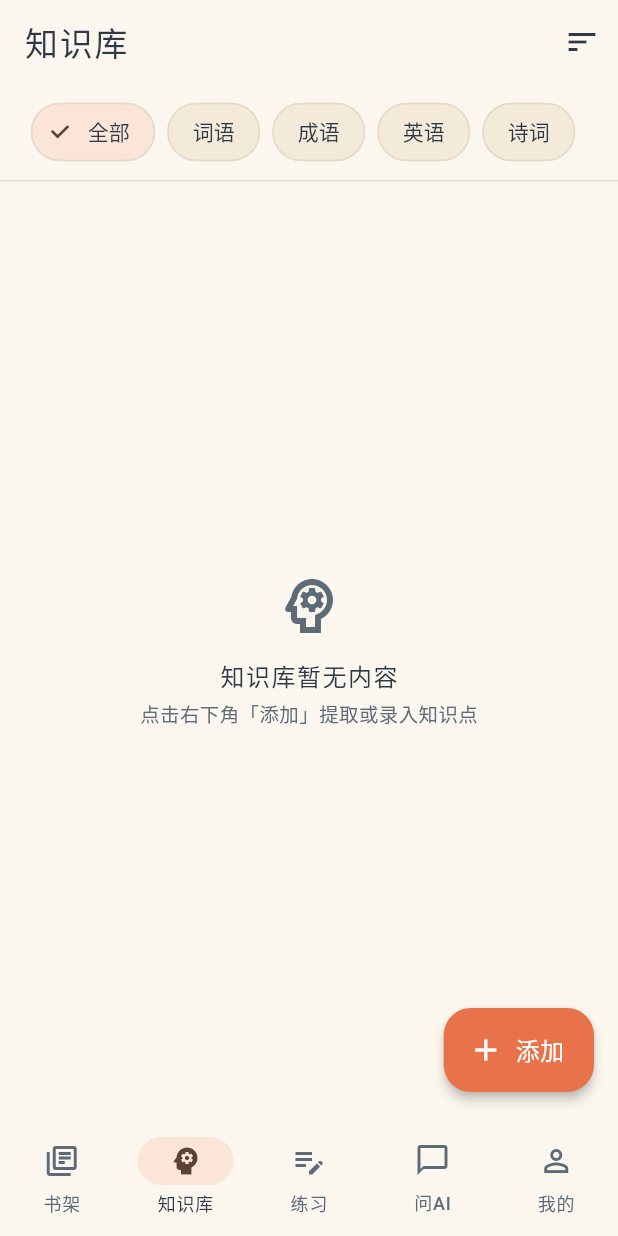
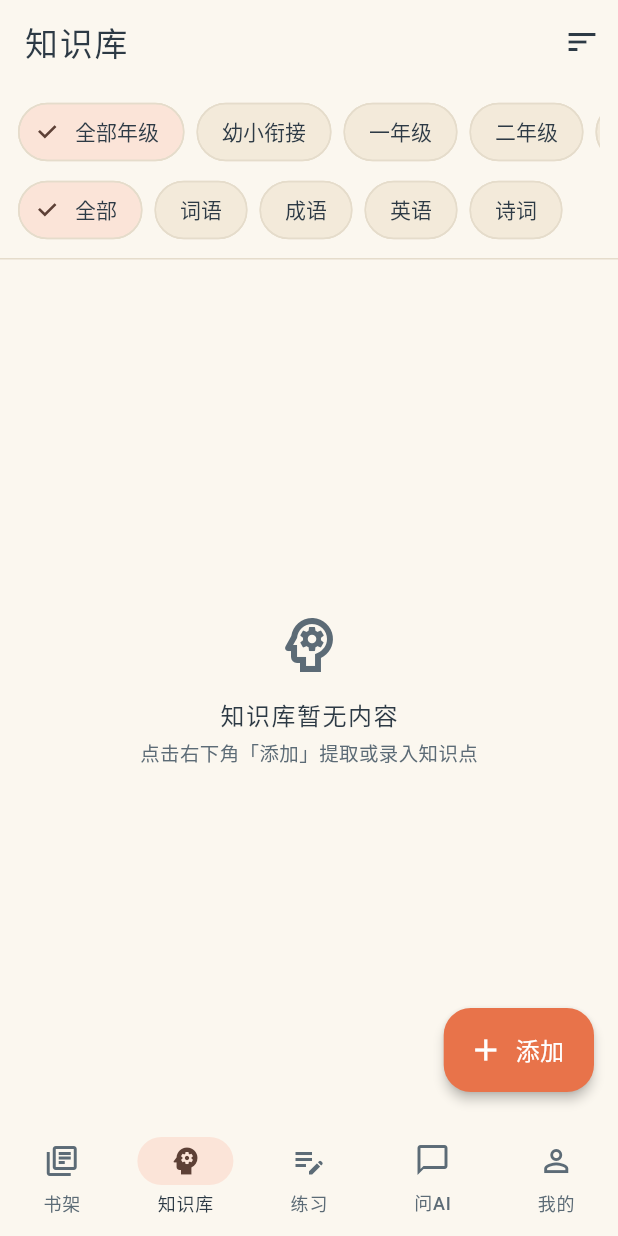
Before and after one commit to EasongChung/WiseMuse, a Flutter app: the screen it shows after launch, item 2 of the bottom bar chosen, on a phone screen of 412 x 824 dp. Run offline on Flutter 3.47's test engine with Material 3 defaults, Android fonts, the phone set to English and light mode, and no system bars; our stand-ins replace file_picker, flutter_markdown, package_info_plus, permission_handler, shared_preferences, sqflite and 1 more; missing offline and left inert: pinyin; accounts and stored records are empty; Roboto replaces fonts that are missing (ZCOOLKuaiLe).

Commit message:
feat(knowledge): 扩展内置知识库年级入口与一二年级核心知识点

```diff
--- a/lib/core/storage/seed_data.dart
+++ b/lib/core/storage/seed_data.dart
@@ -6,6 +6,7 @@ import '../models/sentence.dart';
 import 'book_dao.dart';
 import 'knowledge_point_dao.dart';
 import 'sentence_dao.dart';
+import 'seed_grade_data.dart';
 
 /// [v0.1.55] [v0.1.60] 幼小衔接与小学一/二年级基础知识库种子数据。
 class SeedData {
@@ -15,6 +16,41 @@ class SeedData {
 
   /// [v0.1.60] 内置书名：现有幼小衔接为其一个子集，预设一至六年级入口。
   static const String builtinBookTitle = '幼小知识点收集(内置)';
+
+  /// 内置书章节范围：5 个幼小衔接单元，以及一/二年级语数英入口。
+  static String chapterLabel(int chapter) {
+    if (chapter <= 5) {
+      return '幼小衔接 · ${_kindergartenChapterNames[chapter] ?? '基础知识'}';
+    }
+    const labels = {
+      101: '一年级 · 语文 · 识字与词语',
+      102: '一年级 · 语文 · 古诗积累',
+      104: '一年级 · 数学 · 数与图形',
+      106: '一年级 · 英语 · 基础词汇',
+      201: '二年级 · 语文 · 生字词',
+      202: '二年级 · 语文 · 成语积累',
+      203: '二年级 · 语文 · 古诗积累',
+      204: '二年级 · 数学 · 乘除与量',
+      206: '二年级 · 英语 · 生活词汇',
+    };
+    return labels[chapter] ?? '拓展知识 · 第 $chapter 单元';
+  }
+
+  /// 年级筛选：0=幼小衔接，1=一年级，2=二年级，3~6=对应预留年级。
+  static bool chapterInGrade(int chapter, int grade) {
+    if (grade == 0) return chapter >= 1 && chapter <= 5;
+    if (grade == 1) return chapter >= 101 && chapter < 200;
+    if (grade == 2) return chapter >= 201 && chapter < 300;
+    return chapter >= grade * 100 && chapter < (grade + 1) * 100;
+  }
+
+  static const _kindergartenChapterNames = {
+    1: '声母',
+    2: '韵母',
+    3: '整体认读音节',
+    4: '英文字母',
+    5: '基础识字',
+  };
 
   /// [v0.1.60] v11→v12 幂等迁移入口：保证升级用户也能补全书名、books 行、句子。
   ///
@@ -54,7 +90,9 @@ class SeedData {
         whereArgs: [builtinBookId],
       );
     }
-    // 任何时候都尝试补句子（内部幂等）
+    // v11→v12 也补入一、二年级核心知识点；upsert 不会重复写入。
+    await GradeSeedData.populate(KnowledgePointDao(db));
+    // 任何时候都重建内置书正文，确保新增章节可浏览/RAG 可索引。
     await _ensureBuiltinSentences(db);
   }
 
@@ -298,6 +336,8 @@ class SeedData {
       );
     }
 
+    // [v0.1.61] 追加小学一、二年级语数英公共核心知识点。
+    await GradeSeedData.populate(dao);
     // [v0.1.60] 为内置书生成句子数据：按章节拼成「释义 + 示例」正文并分句，
     // 使内置书在书架中可浏览（文本阅读链路）、可构建 RAG 向量索引。
     await _ensureBuiltinSentences(db);
@@ -312,7 +352,10 @@ class SeedData {
     if (tableCheck.isEmpty) return;
     final sentenceDao = SentenceDao(db);
     final existing = await sentenceDao.getByBook(builtinBookId);
-    if (existing.isNotEmpty) return; // 已有正文，不重复生成
+    // 内置正文由知识点派生；新增年级知识点后需幂等重建，避免旧用户只看到幼小衔接。
+    if (existing.isNotEmpty) {
+      await sentenceDao.deleteByBook(builtinBookId);
+    }
 
     final kpDao = KnowledgePointDao(db);
     final points = await kpDao.getByBook(builtinBookId);
--- /dev/null
+++ b/lib/core/storage/seed_grade_data.dart
@@ -0,0 +1,172 @@
+import '../models/knowledge_point.dart';
+import 'knowledge_point_dao.dart';
+
+/// [v0.1.61] 小学一、二年级语数英核心知识点。
+///
+/// 内容按深圳小学常见教材版本的公共知识范围整理，不复制整册教材正文。
+class GradeSeedData {
+  GradeSeedData._();
+
+  static const _bookId = 'builtin_kindergarten_bridge';
+
+  static Future<void> populate(KnowledgePointDao dao) async {
+    await _insert(dao, 101, KnowledgeType.word, const [
+      ('春', '春季，一年四季之一', '春天、春风'),
+      ('夏', '夏季，一年四季之一', '夏天、夏日'),
+      ('秋', '秋季，一年四季之一', '秋天、秋风'),
+      ('冬', '冬季，一年四季之一', '冬天、冬雪'),
+      ('花', '植物的繁殖器官', '花朵、红花'),
+      ('鸟', '有羽毛和翅膀的动物', '小鸟、飞鸟'),
+      ('虫', '昆虫等小动物的总称', '小虫、虫子'),
+      ('云', '空中由水滴组成的物体', '白云、云朵'),
+      ('雨', '从云中降落的水滴', '下雨、雨水'),
+      ('风', '空气流动形成的现象', '大风、风雨'),
+      ('上', '位置在高处或由低处到高处', '上面、上学'),
+      ('下', '位置在低处或由高处到低处', '下面、下雨'),
+      ('左', '面向前方时身体的左侧', '左边、左右'),
+      ('右', '面向前方时身体的右侧', '右边、左右'),
+      ('大', '面积、体积或程度超过一般', '大小、大人'),
+      ('小', '面积、体积或程度较少', '大小、小心'),
+      ('多', '数量较大', '多少、很多'),
+      ('少', '数量较小', '多少、少数'),
+      ('口', '人或动物进食和发声的器官', '人口、开口'),
+      ('目', '眼睛，也指看', '目光、耳目'),
+      ('耳', '听觉器官', '耳朵、耳边'),
+      ('手', '人体上肢前端的五个指头', '小手、手心'),
+      ('足', '脚，也表示充足', '手足、满足'),
+      ('天', '天空；一天的时间', '今天、天空'),
+      ('地', '地面；土地', '大地、地上'),
+      ('人', '能制造和使用工具的动物', '大人、人民'),
+      ('我', '第一人称代词', '我们、我的'),
+      ('你', '第二人称代词', '你好、你们'),
+      ('他', '第三人称代词', '他们、他的'),
+    ]);
+    await _insert(dao, 102, KnowledgeType.poem, const [
+      ('咏鹅', '骆宾王；鹅，鹅，鹅，曲项向天歌。白毛浮绿水，红掌拨清波。', '一年级古诗积累'),
+      ('江南', '汉乐府；江南可采莲，莲叶何田田。鱼戏莲叶间。', '一年级古诗积累'),
+      ('画', '王维；远看山有色，近听水无声。春去花还在，人来鸟不惊。', '一年级古诗积累'),
+      ('静夜思', '李白；床前明月光，疑是地上霜。举头望明月，低头思故乡。', '一年级古诗积累'),
+      ('春晓', '孟浩然；春眠不觉晓，处处闻啼鸟。夜来风雨声，花落知多少。', '一年级古诗积累'),
+    ]);
+    await _insert(dao, 104, KnowledgeType.word, const [
+      ('10以内加减法', '掌握10以内数的组成、分解与加减计算', '3+4=7；9-5=4'),
+      ('20以内进位加法', '凑十法：看大数、分小数、凑成十、加剩数', '9+4=9+1+3=13'),
+      ('20以内退位减法', '破十法：十几减几，先减十再加补数', '13-8=10-8+3=5'),
+      ('认识人民币', '认识元、角、分及换算关系', '1元=10角，1角=10分'),
+      ('认识钟表', '认识整时和半时，分针指向12为整时', '7时、7时半'),
+      ('位置与顺序', '认识上、下、前、后、左、右', '小明在小红的左边'),
+      ('图形认识', '认识长方形、正方形、三角形和圆', '生活中的物体有不同形状'),
+    ]);
+    await _insert(dao, 106, KnowledgeType.english, const [
+      ('hello', '问候语：你好', 'Hello!'),
+      ('goodbye', '告别语：再见', 'Goodbye!'),
+      ('please', '礼貌用语：请', 'Please.'),
+      ('thank you', '感谢用语：谢谢你', 'Thank you.'),
+      ('teacher', '老师', 'This is my teacher.'),
+      ('friend', '朋友', 'This is my friend.'),
+      ('father', '爸爸', 'This is my father.'),
+      ('mother', '妈妈', 'This is my mother.'),
+      ('red', '红色', 'It is red.'),
+      ('yellow', '黄色', 'It is yellow.'),
+      ('blue', '蓝色', 'It is blue.'),
+      ('green', '绿色', 'It is green.'),
+      ('one', '一', 'One, two, three.'),
+      ('two', '二', 'One, two, three.'),
+      ('three', '三', 'One, two, three.'),
+      ('book', '书', 'Open your book.'),
+      ('pencil', '铅笔', 'This is a pencil.'),
+      ('cat', '猫', 'I see a cat.'),
+      ('dog', '狗', 'I like dogs.'),
+      ('school', '学校', 'I go to school.'),
+    ]);
+
+    await _insert(dao, 201, KnowledgeType.word, const [
+      ('宽', '横向距离大；不狭窄', '宽广、宽度'),
+      ('顶', '最高处；用头支撑', '山顶、头顶'),
+      ('肚', '腹部', '肚子、肚皮'),
+      ('孩', '儿童', '孩子、小孩'),
+      ('跳', '两脚离地向上或向前', '跳高、跳远'),
+      ('变', '性质或状态发生变化', '变化、变成'),
+      ('傍晚', '临近晚上的时候', '太阳傍晚落山'),
+      ('海洋', '地球上广大的咸水水域', '海洋生物'),
+      ('桥', '架在水面或空中便于通行的建筑', '大桥、木桥'),
+      ('队伍', '有组织的行列', '排队、队伍'),
+      ('杨树', '一种落叶乔木', '白杨、杨树'),
+      ('枫树', '秋季叶子变红的树', '枫叶、枫树'),
+      ('松柏', '松树和柏树，常青树', '松柏长青'),
+      ('朋友', '彼此有交情的人', '好朋友、交朋友'),
+      ('深', '从上到下或从外到里的距离大', '深浅、深处'),
+      ('美丽', '好看、漂亮', '美丽的校园'),
+      ('中心', '事物的主要部分或中央位置', '中心、中央'),
+      ('展现', '清楚地表现出来', '展现风采'),
+    ]);
+    await _insert(dao, 202, KnowledgeType.idiom, const [
+      ('名山大川', '著名的高山和大河', '祖国有许多名山大川。'),
+      ('山清水秀', '山水清幽秀丽', '这里山清水秀。'),
+      ('五光十色', '形容色彩鲜艳、花样繁多', '商品五光十色。'),
+      ('风调雨顺', '风雨及时适宜，形容年景好', '今年风调雨顺。'),
+      ('欢歌笑语', '欢乐的歌声和笑声', '校园里充满欢歌笑语。'),
+      ('春色满园', '园内到处都是春天美景', '春天来了，春色满园。'),
+    ]);
+    await _insert(dao, 203, KnowledgeType.poem, const [
+      ('登鹳雀楼', '王之涣；白日依山尽，黄河入海流。欲穷千里目，更上一层楼。', '二年级古诗积累'),
+      ('望庐山瀑布', '李白；日照香炉生紫烟，遥看瀑布挂前川。飞流直下三千尺，疑是银河落九天。', '二年级古诗积累'),
+      ('草', '白居易；离离原上草，一岁一枯荣。野火烧不尽，春风吹又生。', '二年级古诗积累'),
+      ('早发白帝城', '李白；朝辞白帝彩云间，千里江陵一日还。两岸猿声啼不住，轻舟已过万重山。', '二年级古诗积累'),
+    ]);
+    await _insert(dao, 204, KnowledgeType.word, const [
+      ('乘法的意义', '求几个相同加数的和可以用乘法表示', '3+3+3+3=3×4=12'),
+      ('九九乘法口诀', '熟练掌握一至九的乘法口诀', '三四十二，六九五十四'),
+      ('除法的意义', '把总数平均分，每份同样多', '12÷3=4'),
+      ('长度单位', '米和厘米是常用长度单位', '1米=100厘米'),
+      ('角的初步认识', '角有一个顶点和两条边', '直角、锐角、钝角'),
+      ('时间单位', '时和分是常用时间单位', '1时=60分'),
+    ]);
+    await _insert(dao, 206, KnowledgeType.english, const [
+      ('eye', '眼睛', 'This is my eye.'),
+      ('ear', '耳朵', 'This is my ear.'),
+      ('nose', '鼻子', 'Touch your nose.'),
+      ('mouth', '嘴巴', 'Open your mouth.'),
+      ('hand', '手', 'Raise your hand.'),
+      ('apple', '苹果', 'I like apples.'),
+      ('banana', '香蕉', 'I like bananas.'),
+      ('milk', '牛奶', 'I like milk.'),
+      ('water', '水', 'Drink some water.'),
+      ('cake', '蛋糕', 'This is a cake.'),
+      ('shirt', '衬衫', 'This is my shirt.'),
+      ('shoes', '鞋子', 'These are my shoes.'),
+      ('home', '家', 'Welcome to my home.'),
+      ('room', '房间', 'This is my room.'),
+      ('sunny', '晴朗的', 'It is sunny today.'),
+      ('rainy', '下雨的', 'It is rainy today.'),
+      ('run', '跑步', 'I can run.'),
+      ('jump', '跳', 'I can jump.'),
+      ('sing', '唱歌', 'I can sing.'),
+      ('draw', '画画', 'I can draw.'),
+    ]);
+  }
+
+  static Future<void> _insert(
+    KnowledgePointDao dao,
+    int chapter,
+    KnowledgeType type,
+    List<(String, String, String)> rows,
+  ) async {
+    for (final (text, definition, extra) in rows) {
+      // 与幼小衔接已有同名知识点时保留原章节归属，避免扩充数据把
+      // 「日/月/水」等基础字从 chapter 5 移走。
+      final existing = await dao.findByBookTypeText(_bookId, type, text);
+      if (existing != null) continue;
+      await dao.upsertByText(
+        _bookId,
+        type,
+        text,
+        chapter: chapter,
+        page: chapter,
+        definition: definition,
+        extra: extra,
+        source: 'manual',
+      );
+    }
+  }
+}
--- a/lib/features/knowledge/knowledge_page.dart
+++ b/lib/features/knowledge/knowledge_page.dart
@@ -38,6 +38,7 @@ class _KnowledgePageState extends State<KnowledgePage>
   static const _tag = 'knowledge';
 
   KnowledgeType? _filterType;
+  int? _gradeFilter; // 内置书年级：0幼小衔接，1~6小学年级
   KnowledgeSortOrder _sortOrder = KnowledgeSortOrder.updatedAtDesc;
   List<Book> _books = const [];
   Map<String, Map<int, List<KnowledgePoint>>> _groupedPoints = const {};
@@ -89,7 +90,14 @@ class _KnowledgePageState extends State<KnowledgePage>
       final db = await DatabaseProvider.database;
       var books = await BookDao(db).getAll();
       final dao = KnowledgePointDao(db);
-      final allPoints = await dao.getAll(type: _filterType);
+      var allPoints = await dao.getAll(type: _filterType);
+      if (_gradeFilter != null) {
+        allPoints =
+            allPoints.where((p) {
+              if (p.bookId != SeedData.builtinBookId) return true;
+              return SeedData.chapterInGrade(p.chapter ?? 0, _gradeFilter!);
+            }).toList();
+      }
 
       // 直接按 bookId → page(页码) 分组（回落至按物理页组织）
       final grouped = <String, Map<int, List<KnowledgePoint>>>{};
@@ -232,6 +240,43 @@ class _KnowledgePageState extends State<KnowledgePage>
   }
 
   Widget _buildFilterChips() {
+    const grades = <int?>[null, 0, 1, 2, 3, 4, 5, 6];
+    const gradeLabels = <String>[
+      '全部年级',
+      '幼小衔接',
+      '一年级',
+      '二年级',
+      '三年级',
+      '四年级',
+      '五年级',
+      '六年级',
+    ];
+    final gradeChips = Padding(
+      padding: const EdgeInsets.only(bottom: 4),
+      child: SingleChildScrollView(
+        scrollDirection: Axis.horizontal,
+        child: Row(
+          children: List.generate(grades.length, (i) {
+            final selected = _gradeFilter == grades[i];
+            return Padding(
+              padding: const EdgeInsets.only(right: 8),
+              child: FilterChip(
+                label: Text(gradeLabels[i]),
+                selected: selected,
+                onSelected: (_) {
+                  setState(() {
+                    _gradeFilter = grades[i];
+                    _loading = true;
+                  });
+                  _load();
+                },
+              ),
+            );
+          }),
+        ),
+      ),
+    );
+
     const allTypes = <KnowledgeType?>[
       null,
       KnowledgeType.word,
@@ -243,7 +288,11 @@ class _KnowledgePageState extends State<KnowledgePage>
 
     return Padding(
       padding: const EdgeInsets.symmetric(horizontal: 12, vertical: 8),
-      child: SingleChildScrollView(
+      child: Column(
+        crossAxisAlignment: CrossAxisAlignment.start,
+        children: [
+          gradeChips,
+          SingleChildScrollView(
             scrollDirection: Axis.horizontal,
             child: Row(
               children: List.generate(allTypes.length, (i) {
@@ -264,6 +313,8 @@ class _KnowledgePageState extends State<KnowledgePage>
                 );
               }),
             ),
+          ),
+        ],
       ),
     );
   }
--- a/lib/features/quiz/quiz_hub_page.dart
+++ b/lib/features/quiz/quiz_hub_page.dart
@@ -7,6 +7,7 @@ import '../../core/storage/database.dart';
 import '../../core/storage/knowledge_point_dao.dart';
 import '../../core/storage/quiz_attempt_dao.dart';
 import '../../core/storage/word_entry_dao.dart';
+import '../../core/storage/seed_data.dart';
 import '../../core/theme/app_theme.dart';
 import '../../widgets/top_toast.dart';
 import 'quiz_page.dart';
@@ -26,7 +27,8 @@ class ChapterQuizInfo {
   final double? bestScore;
   final int attemptCount;
 
-  String get chapterName => chapter <= 0 ? '全书综合' : '第 $chapter 单元';
+  String get chapterName =>
+      chapter <= 0 ? '全书综合' : SeedData.chapterLabel(chapter);
 }
 
 /// [v0.3.0] [v0.1.62] 章节测验首页：选书 → 单元关卡列表（含星级/历史高分） → 综合测验 / 错题强化特训。
```
Also changed, not shown: 3 other files. Lines whose indentation alone changed are shown as unchanged.
